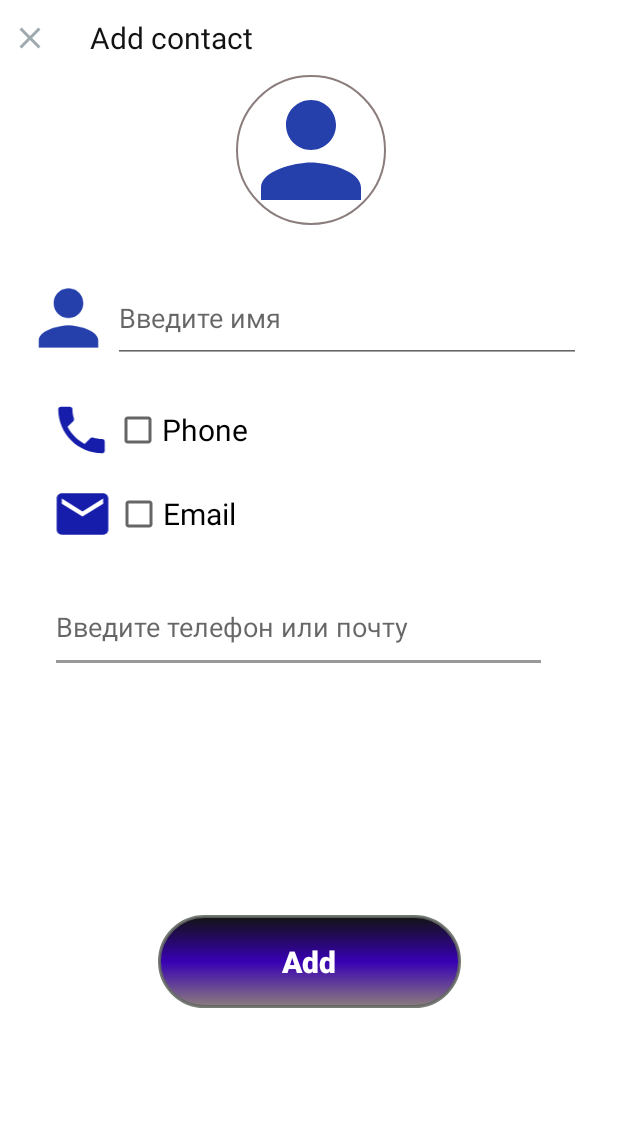
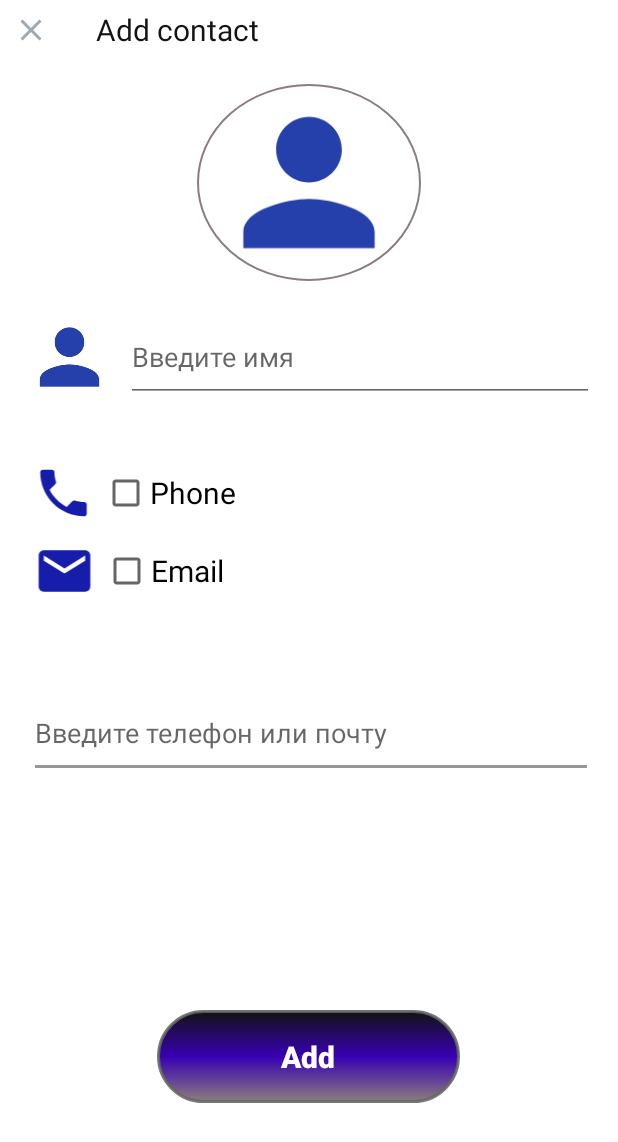
Before and after one commit to YDimakov/AndroidCourseDimakov, an Android app: the AddContact screen opened directly, with no data from a screen before it, on a phone screen of 412 x 824 dp. Shown: the top 1142 px of the screen. Run offline under Robolectric (Android 15) with nearby library versions, the phone set to English and light mode, and no system bars.

```diff
--- a/contacts/src/main/java/com/example/contacts/workWithContacts/AddContact.java
+++ b/contacts/src/main/java/com/example/contacts/workWithContacts/AddContact.java
@@ -31,9 +31,9 @@ public class AddContact extends AppCompatActivity implements View.OnClickListene
         сheckBoxPhone = findViewById(R.id.checkBoxPhone);
         сheckBoxEmail = findViewById(R.id.checkBoxEmail);
         exitButton = findViewById(R.id.buttonBackAddContact);
-
         addButton.setOnClickListener(this);
         exitButton.setOnClickListener(this);
+
     }
 
     @Override
--- a/contacts/src/main/java/com/example/contacts/workWithContacts/EditContact.java
+++ b/contacts/src/main/java/com/example/contacts/workWithContacts/EditContact.java
@@ -19,6 +19,8 @@ public class EditContact extends AppCompatActivity implements View.OnClickListen
     private ImageButton exitButton;
     private String name;
     private String emailOrPhone;
+    private Intent intent;
+    private Intent intentEdit;
 
     @Override
     protected void onCreate(Bundle savedInstanceState) {
@@ -28,7 +30,7 @@ public class EditContact extends AppCompatActivity implements View.OnClickListen
         editName = findViewById(R.id.textNameEdit);
         editPhoneOrEmail = findViewById(R.id.textPhoneOrEmailEdit);
         buttonEdit = findViewById(R.id.SaveButtonEdit);
-        Intent intent = getIntent();
+        intent = getIntent();
         name = intent.getStringExtra("name");
         emailOrPhone = intent.getStringExtra("emailOrPhone");
         editName.setText(name);
@@ -41,7 +43,7 @@ public class EditContact extends AppCompatActivity implements View.OnClickListen
     public void onClick(View view) {
         switch (view.getId()) {
             case R.id.SaveButtonEdit:
-                Intent intentEdit = new Intent();
+                intentEdit = new Intent();
                 intentEdit.putExtra("editName", editName.getText().toString());
                 intentEdit.putExtra("editPhoneOrEmail", editPhoneOrEmail.getText().toString());
                 setResult(RESULT_OK, intentEdit);
--- a/contacts/src/main/res/layout/activity_add_contacts.xml
+++ b/contacts/src/main/res/layout/activity_add_contacts.xml
@@ -1,5 +1,6 @@
 <?xml version="1.0" encoding="utf-8"?>
-<LinearLayout xmlns:android="http://schemas.android.com/apk/res/android"
+<androidx.constraintlayout.widget.ConstraintLayout
+    xmlns:android="http://schemas.android.com/apk/res/android"
     xmlns:app="http://schemas.android.com/apk/res-auto"
     xmlns:tools="http://schemas.android.com/tools"
     android:layout_width="match_parent"
@@ -7,63 +8,51 @@
     android:background="@color/colorWhite"
     android:orientation="vertical">
 
-    <LinearLayout
-        android:layout_width="match_parent"
-        android:layout_height="50dp">
+    <TextView
+        android:id="@+id/textView"
+        android:layout_width="366dp"
+        android:layout_height="40dp"
+        android:layout_gravity="center"
+        android:layout_weight="7"
+        android:gravity="center|left"
+        android:paddingLeft="20dp"
+        android:text="Add contact"
+        android:textColor="@color/colorBlack"
+
+        android:textSize="20sp"
+        app:layout_constraintEnd_toEndOf="parent"
+        app:layout_constraintHorizontal_bias="0.961"
+        app:layout_constraintStart_toStartOf="parent"
+        app:layout_constraintTop_toTopOf="parent" />
 
     <ImageButton
         android:id="@+id/buttonBackAddContact"
-            android:layout_width="5dp"
-            android:layout_height="match_parent"
+        android:layout_width="41dp"
+        android:layout_height="40dp"
         android:layout_weight="1"
         android:background="@color/colorWhite"
         android:drawablePadding="20dp"
-            android:src="@drawable/ic_baseline_clear_24"/>
-
-        <TextView
-            android:layout_width="wrap_content"
-            android:layout_height="wrap_content"
-            android:layout_gravity="center"
-            android:layout_weight="7"
-            android:paddingLeft="20dp"
-            android:text="Add contact"
-            android:textColor="@color/colorBlack"
-            android:textSize="20sp" />
-
-    </LinearLayout>
-
-    <LinearLayout
-        android:layout_width="match_parent"
-        android:layout_height="100dp"
-        android:orientation="horizontal">
-
-        <View
-            android:layout_width="157dp"
-            android:layout_height="match_parent" />
+        android:src="@drawable/ic_baseline_clear_24"
+        tools:ignore="MissingConstraints" />
 
     <ImageView
-            android:layout_width="100dp"
-            android:layout_height="match_parent"
+        android:id="@+id/imageView"
+        android:layout_width="149dp"
+        android:layout_height="131dp"
+        android:layout_marginTop="16dp"
         android:background="@drawable/text_style"
-            android:src="@drawable/ic_baseline_person_24" />
-
-        <View
-            android:layout_width="wrap_content"
-            android:layout_height="match_parent" />
-
-    </LinearLayout>
-
-    <androidx.constraintlayout.widget.ConstraintLayout
-        android:layout_width="match_parent"
-        android:layout_height="307dp"
-        android:orientation="vertical">
+        android:src="@drawable/ic_baseline_person_24"
+        app:layout_constraintEnd_toEndOf="parent"
+        app:layout_constraintStart_toStartOf="parent"
+        app:layout_constraintTop_toBottomOf="@+id/textView"
+        tools:ignore="MissingConstraints" />
 
     <CheckBox
         android:id="@+id/checkBoxPhone"
         android:layout_width="155dp"
         android:layout_height="41dp"
-            android:layout_marginStart="76dp"
-            android:layout_marginTop="24dp"
+        android:layout_marginStart="68dp"
+        android:layout_marginTop="40dp"
         android:text="Phone"
 
         android:textSize="20sp"
@@ -73,28 +62,30 @@
 
     <EditText
         android:id="@+id/textEmailOrPhoneAdd"
-            android:layout_width="331dp"
-            android:layout_height="61dp"
-            android:layout_marginTop="80dp"
+        android:layout_width="376dp"
+        android:layout_height="60dp"
+        android:layout_marginTop="168dp"
         android:hint="Введите телефон или почту"
         android:inputType="textEmailAddress"
         android:textColor="@color/colorGray"
+        app:layout_constraintBottom_toTopOf="@+id/buttonAdd"
         app:layout_constraintEnd_toEndOf="parent"
-            app:layout_constraintHorizontal_bias="0.412"
+        app:layout_constraintHorizontal_bias="0.542"
         app:layout_constraintStart_toStartOf="parent"
-            app:layout_constraintTop_toBottomOf="@+id/checkBoxPhone" />
+        app:layout_constraintTop_toBottomOf="@+id/TextNameAdd"
+        app:layout_constraintVertical_bias="0.129" />
 
     <EditText
         android:id="@+id/TextNameAdd"
         android:layout_width="312dp"
         android:layout_height="60dp"
-            android:layout_marginTop="32dp"
+        android:layout_marginTop="208dp"
         android:gravity="center|left"
+        android:hint="Введите имя"
         android:inputType="text"
-            android:hint="Введите имя"
         android:textColor="@color/colorGray"
         app:layout_constraintEnd_toEndOf="parent"
-            app:layout_constraintHorizontal_bias="0.752"
+        app:layout_constraintHorizontal_bias="0.838"
         app:layout_constraintStart_toStartOf="parent"
         app:layout_constraintTop_toTopOf="parent" />
 
@@ -102,7 +93,8 @@
         android:id="@+id/imageView3"
         android:layout_width="59dp"
         android:layout_height="60dp"
-            android:layout_marginTop="32dp"
+        android:layout_marginTop="208dp"
+        android:layout_marginEnd="8dp"
         android:src="@drawable/ic_baseline_person_24"
         app:layout_constraintEnd_toStartOf="@+id/TextNameAdd"
         app:layout_constraintTop_toTopOf="parent" />
@@ -111,8 +103,8 @@
         android:id="@+id/checkBoxEmail"
         android:layout_width="155dp"
         android:layout_height="41dp"
-            android:layout_marginTop="80dp"
-            android:layout_marginEnd="180dp"
+        android:layout_marginTop="92dp"
+        android:layout_marginEnd="188dp"
         android:text="Email"
         android:textSize="20sp"
         app:layout_constraintEnd_toEndOf="parent"
@@ -122,7 +114,8 @@
     <ImageView
         android:layout_width="43dp"
         android:layout_height="41dp"
-            android:layout_marginTop="116dp"
+        android:layout_marginTop="308dp"
+        android:layout_marginEnd="4dp"
         android:src="@drawable/ic_baseline_local_phone_24"
         app:layout_constraintEnd_toStartOf="@+id/checkBoxPhone"
         app:layout_constraintTop_toTopOf="parent" />
@@ -130,17 +123,11 @@
     <ImageView
         android:layout_width="43dp"
         android:layout_height="41dp"
-            android:layout_marginTop="172dp"
+        android:layout_marginTop="360dp"
+        android:layout_marginEnd="4dp"
         android:src="@drawable/ic_baseline_email_24"
         app:layout_constraintEnd_toStartOf="@+id/checkBoxEmail"
         app:layout_constraintTop_toTopOf="parent" />
-
-
-    </androidx.constraintlayout.widget.ConstraintLayout>
-
-    <androidx.constraintlayout.widget.ConstraintLayout
-        android:layout_width="match_parent"
-        android:layout_height="match_parent">
 
     <Button
         android:id="@+id/buttonAdd"
@@ -154,9 +141,10 @@
         android:textStyle="bold"
         app:layout_constraintBottom_toBottomOf="parent"
         app:layout_constraintEnd_toEndOf="parent"
+        app:layout_constraintHorizontal_bias="0.497"
         app:layout_constraintStart_toStartOf="parent"
-            app:layout_constraintTop_toTopOf="parent">
+        app:layout_constraintTop_toTopOf="parent"
+        app:layout_constraintVertical_bias="0.884">
 
     </Button>
 </androidx.constraintlayout.widget.ConstraintLayout>
-</LinearLayout>
```
Also changed, not shown: contacts/src/main/java/com/example/contacts/Contact.java (+6 -5 lines), contacts/src/main/java/com/example/contacts/MainActivity.java (+22 -25 lines), contacts/src/main/res/layout/editing_contacts.xml (+37 -40 lines). Lines whose indentation alone changed are shown as unchanged.
